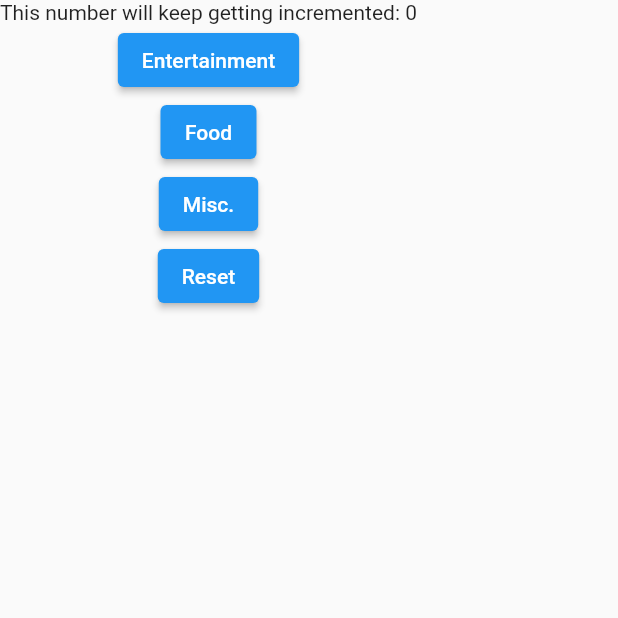
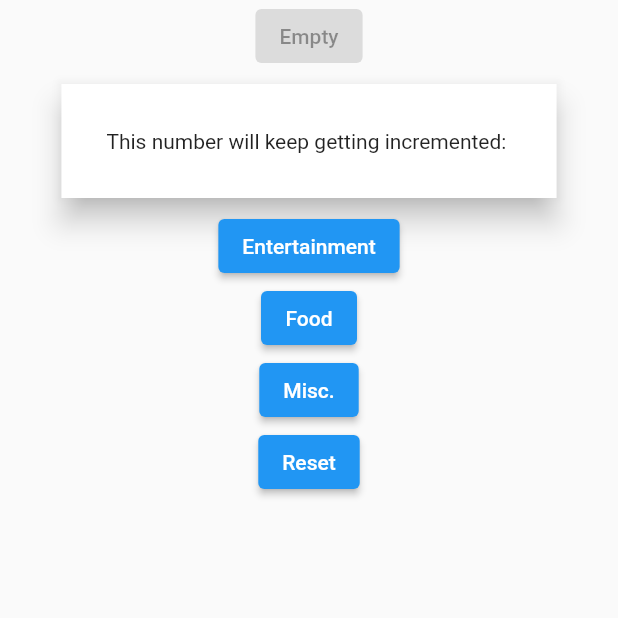
Before and after one commit to theAB316/expense-tracker, a Flutter app: the screen it shows after launch, on a phone screen of 412 x 824 dp, the top half of it. Run offline on Flutter 3.47's test engine with Material 2 defaults, Android fonts, the phone set to English and light mode, and no system bars; missing offline and left inert: cupertino_rounded_corners.

Commit message:
feature: add squircle using Cupertino widgets

```diff
--- a/flutter_expense_tracker/lib/main.dart
+++ b/flutter_expense_tracker/lib/main.dart
@@ -1,6 +1,7 @@
 // ignore_for_file: prefer_const_constructors, prefer_const_literals_to_create_immutables
 
 import 'package:flutter/material.dart'; // has built-in widgets based on material theme
+import 'ui/main_page/main_expenses_widget.dart';
 
 void main() {
   runApp(MyApp());
@@ -19,7 +20,6 @@ class _MyAppState extends State<MyApp> {
   var _placeholderString = 0;
 
   void _openDetailsPage() {
-
     // setState updates the Widget by calling its build method.
     setState(() {
       _placeholderString += 1;
@@ -41,12 +41,15 @@ class _MyAppState extends State<MyApp> {
     // home is the core widget that flutter brings onto the screen.
     return MaterialApp(
       home: Scaffold(
-        body: Column(
+        body: Center(
+          child: Column(
+            crossAxisAlignment: CrossAxisAlignment.center,
             children: [
-            Text(
-              "This number will keep getting incremented: " +
-                  _placeholderString.toString(),
+              ElevatedButton(
+                onPressed: null,
+                child: Text("Empty"),
               ),
+              MainExpensesWidget(),
               ElevatedButton(
                 onPressed: _openDetailsPage,
                 child: Text('Entertainment'),
@@ -66,6 +69,7 @@ class _MyAppState extends State<MyApp> {
             ],
           ),
         ),
+      ),
     );
   }
 }
--- /dev/null
+++ b/flutter_expense_tracker/lib/ui/common/squircle_widget.dart
@@ -0,0 +1,46 @@
+// ignore_for_file: prefer_const_constructors
+
+import 'package:flutter/material.dart';
+import 'package:cupertino_rounded_corners/cupertino_rounded_corners.dart'; // For SquircleBorder
+
+class SquircleWidget extends StatelessWidget {
+  Color color;
+  EdgeInsets margin;
+  double shadowElevation;
+  Widget child;
+  EdgeInsets childPadding;
+
+  SquircleWidget({
+    this.color = Colors.white,
+    this.margin = const EdgeInsets.all(8.0),
+    this.shadowElevation = 8.0,
+    this.child = const SizedBox.shrink(),
+    this.childPadding = const EdgeInsets.all(30.0),
+  });
+
+  @override
+  Widget build(BuildContext context) {
+    return Container(
+      decoration: BoxDecoration(
+        color: Colors.transparent,
+        borderRadius: BorderRadius.all(
+          Radius.circular(4.0),
+        ),
+      ),
+      margin: margin,
+      child: Material(
+        color: color,
+        shape: SquircleBorder(
+          radius: BorderRadius.all(
+            Radius.elliptical(
+              40.0,
+              40.0,
+            ),
+          ),
+        ),
+        elevation: shadowElevation,
+        child: Padding(padding: childPadding, child: child),
+      ),
+    );
+  }
+}
--- a/flutter_expense_tracker/lib/ui/main_page/main_expenses_widget.dart
+++ b/flutter_expense_tracker/lib/ui/main_page/main_expenses_widget.dart
@@ -0,0 +1,22 @@
+// ignore_for_file: prefer_const_constructors
+
+import 'package:flutter/material.dart';
+import '../common/squircle_widget.dart';
+
+class MainExpensesWidget extends StatefulWidget {
+  // const MainExpensesWidget({ Key? key }) : super(key: key);
+
+  @override
+  _MainExpensesWidgetState createState() => _MainExpensesWidgetState();
+}
+
+class _MainExpensesWidgetState extends State<MainExpensesWidget> {
+  @override
+  Widget build(BuildContext context) {
+    return SquircleWidget(
+      child: Text(
+        "This number will keep getting incremented: ",
+      ),
+    );
+  }
+}
--- a/flutter_expense_tracker/pubspec.yaml
+++ b/flutter_expense_tracker/pubspec.yaml
@@ -34,6 +34,7 @@ dependencies:
   # The following adds the Cupertino Icons font to your application.
   # Use with the CupertinoIcons class for iOS style icons.
   cupertino_icons: ^1.0.2
+  cupertino_rounded_corners: ^2.0.1
 
 dev_dependencies:
   flutter_test:
--- a/info.txt
+++ b/info.txt
@@ -15,3 +15,6 @@ State of a widget:
     -> State is persistent. Hence it should be in another class.
     -> When State changes, the widget is rebuilt, but state is not rewritten.
     -> setState updates the Widget by calling its build method.
+
+use a Container widget to wrap other widgets
+    -> Margin | Border | Padding | child
```
Also changed, not shown: flutter_expense_tracker/pubspec.lock. Lines whose indentation alone changed are shown as unchanged.
